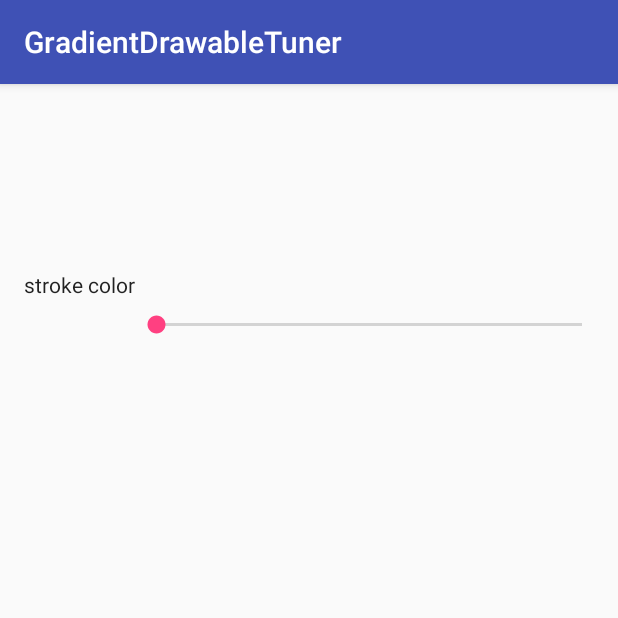
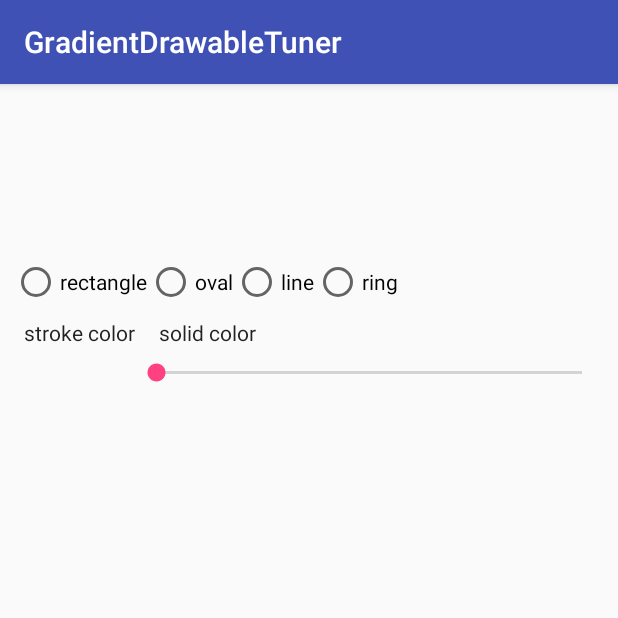
Before and after one commit to duanhong169/GradientDrawableTuner, an Android app: the screen it shows after launch (MainActivity), on a phone screen of 412 x 824 dp, the top half of it. Run offline under Robolectric (Android 15) with nearby library versions, the phone set to English and light mode, and no system bars; our stand-ins replace ButterKnife, FlexboxLayout, data binding.

Commit message:
Solid color and shape type

```diff
--- a/app/src/main/java/top/defaults/gradientdrawabletuner/GradientDrawableProperties.java
+++ b/app/src/main/java/top/defaults/gradientdrawabletuner/GradientDrawableProperties.java
@@ -1,10 +1,35 @@
 package top.defaults.gradientdrawabletuner;
 
 import android.graphics.Color;
+import android.graphics.drawable.GradientDrawable;
+import android.util.SparseIntArray;
 
 public class GradientDrawableProperties {
 
-    public int color = Color.LTGRAY;
+    private static SparseIntArray shapeToIdMap = new SparseIntArray();
+    static {
+        shapeToIdMap.put(GradientDrawable.RECTANGLE, R.id.rectangle);
+        shapeToIdMap.put(GradientDrawable.OVAL, R.id.oval);
+        shapeToIdMap.put(GradientDrawable.LINE, R.id.line);
+        shapeToIdMap.put(GradientDrawable.RING, R.id.ring);
+    }
+    private static SparseIntArray idToShapeMap = new SparseIntArray();
+    static {
+        idToShapeMap.put(R.id.rectangle, GradientDrawable.RECTANGLE);
+        idToShapeMap.put(R.id.oval, GradientDrawable.OVAL);
+        idToShapeMap.put(R.id.line, GradientDrawable.LINE);
+        idToShapeMap.put(R.id.ring, GradientDrawable.RING);
+    }
+
+    public int shape = GradientDrawable.OVAL;
+    public int getShapeId() {
+        return shapeToIdMap.get(shape);
+    }
+    public void setShapeById(int id) {
+        shape = idToShapeMap.get(id);
+    }
+
+    public int solidColor = Color.WHITE;
     public int radius = 0; // in dp
 
     public int strokeWidth = 1;
--- a/app/src/main/java/top/defaults/gradientdrawabletuner/GradientDrawableViewModel.java
+++ b/app/src/main/java/top/defaults/gradientdrawabletuner/GradientDrawableViewModel.java
@@ -23,7 +23,8 @@ public class GradientDrawableViewModel extends AndroidViewModel {
             if (drawable == null) drawable = new GradientDrawable();
             if (properties == null) properties = new GradientDrawableProperties();
 
-            drawable.setColor(properties.color);
+            drawable.setShape(properties.shape);
+            drawable.setColor(properties.solidColor);
             drawable.setStroke(properties.strokeWidth, properties.strokeColor);
             drawable.setCornerRadius(dpToPx(properties.radius));
             gradientDrawable.setValue(drawable);
@@ -39,12 +40,20 @@ public class GradientDrawableViewModel extends AndroidViewModel {
         return drawableProperties;
     }
 
+    public void shapeIdChanged(int shapeId) {
+        updateProperties(properties -> properties.setShapeById(shapeId));
+    }
+
     public void radiusChanged(int radius) {
         updateProperties(properties -> properties.radius = radius);
     }
 
     public void strokeColorChanged(int color) {
         updateProperties(properties -> properties.strokeColor = color);
+    }
+
+    public void solidColorChanged(int color) {
+        updateProperties(properties -> properties.solidColor = color);
     }
 
     private interface Callback<T> {
--- a/app/src/main/res/layout/activity_main.xml
+++ b/app/src/main/res/layout/activity_main.xml
@@ -40,6 +40,40 @@
                 android:layout_width="match_parent"
                 android:layout_height="wrap_content"
                 android:orientation="vertical">
+
+                <RadioGroup
+                    android:id="@+id/shape"
+                    android:layout_width="match_parent"
+                    android:layout_height="wrap_content"
+                    android:orientation="horizontal"
+                    android:checkedButton="@{viewModel.drawableProperties.shapeId}"
+                    android:onCheckedChanged="@{(radioGroup, id) -> viewModel.shapeIdChanged(id)}">
+
+                    <RadioButton
+                        android:id="@+id/rectangle"
+                        android:layout_width="wrap_content"
+                        android:layout_height="wrap_content"
+                        android:text="rectangle"/>
+
+                    <RadioButton
+                        android:id="@+id/oval"
+                        android:layout_width="wrap_content"
+                        android:layout_height="wrap_content"
+                        android:text="oval"/>
+
+                    <RadioButton
+                        android:id="@+id/line"
+                        android:layout_width="wrap_content"
+                        android:layout_height="wrap_content"
+                        android:text="line"/>
+
+                    <RadioButton
+                        android:id="@+id/ring"
+                        android:layout_width="wrap_content"
+                        android:layout_height="wrap_content"
+                        android:text="ring"/>
+                </RadioGroup>
+
                 <com.google.android.flexbox.FlexboxLayout
                     android:layout_width="match_parent"
                     android:layout_height="wrap_content"
@@ -53,6 +87,14 @@
                         android:text="stroke color"
                         app:onColorChange="@{(v, color) -> viewModel.strokeColorChanged(color)}"
                         app:color="@{viewModel.drawableProperties.strokeColor}"/>
+
+                    <top.defaults.gradientdrawabletuner.ColorIndicator
+                        android:id="@+id/solidColor"
+                        android:layout_width="wrap_content"
+                        android:layout_height="wrap_content"
+                        android:text="solid color"
+                        app:onColorChange="@{(v, color) -> viewModel.solidColorChanged(color)}"
+                        app:color="@{viewModel.drawableProperties.solidColor}"/>
 
                 </com.google.android.flexbox.FlexboxLayout>
 
```
